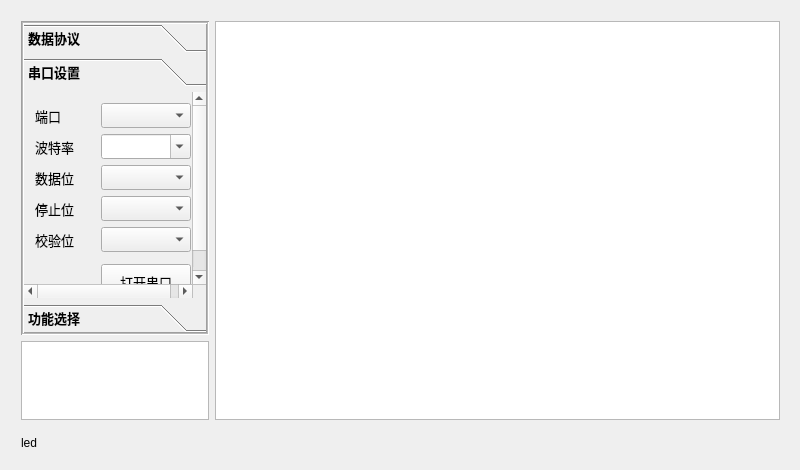
Old version of the form mainwindow.ui in the repository onionc/improved-bee.
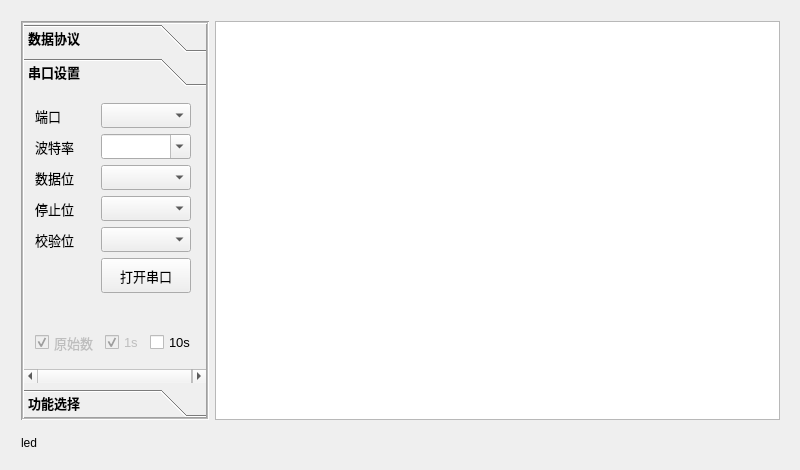
New version of the form. The open tabs and pages were chosen to show the change. Icons and pictures are not drawn. Custom widgets are drawn as their Qt base class.

```diff
--- a/mainwindow.ui
+++ b/mainwindow.ui
@@ -72,9 +72,12 @@
     </property>
     <layout class="QHBoxLayout" name="horizontalLayout" stretch="1,3">
      <item>
-      <layout class="QVBoxLayout" name="verticalLayout" stretch="16,4">
+      <layout class="QVBoxLayout" name="verticalLayout" stretch="0">
        <item>
         <widget class="QToolBox" name="panelBox">
+         <property name="enabled">
+          <bool>true</bool>
+         </property>
          <property name="font">
           <font>
            <family>Microsoft YaHei UI</family>
@@ -419,7 +422,7 @@
             <x>0</x>
             <y>0</y>
             <width>185</width>
-            <height>224</height>
+            <height>312</height>
            </rect>
           </property>
           <attribute name="icon">
@@ -671,7 +674,7 @@
              </property>
             </widget>
            </item>
-           <item row="5" column="1">
+           <item row="6" column="1">
             <spacer name="verticalSpacer">
              <property name="orientation">
               <enum>Qt::Vertical</enum>
@@ -684,7 +687,89 @@
              </property>
             </spacer>
            </item>
-           <item row="6" column="1">
+           <item row="9" column="0" colspan="2">
+            <layout class="QGridLayout" name="gridLayout">
+             <item row="0" column="1">
+              <widget class="QCheckBox" name="save1s_cbx">
+               <property name="enabled">
+                <bool>false</bool>
+               </property>
+               <property name="font">
+                <font>
+                 <weight>50</weight>
+                 <bold>false</bold>
+                </font>
+               </property>
+               <property name="cursor">
+                <cursorShape>ArrowCursor</cursorShape>
+               </property>
+               <property name="toolTip">
+                <string>数据无价</string>
+               </property>
+               <property name="text">
+                <string>1s</string>
+               </property>
+               <property name="checkable">
+                <bool>true</bool>
+               </property>
+               <property name="checked">
+                <bool>true</bool>
+               </property>
+              </widget>
+             </item>
+             <item row="0" column="0">
+              <widget class="QCheckBox" name="saveRaw_cbx">
+               <property name="enabled">
+                <bool>false</bool>
+               </property>
+               <property name="font">
+                <font>
+                 <weight>50</weight>
+                 <bold>false</bold>
+                </font>
+               </property>
+               <property name="cursor">
+                <cursorShape>ArrowCursor</cursorShape>
+               </property>
+               <property name="toolTip">
+                <string>数据无价</string>
+               </property>
+               <property name="statusTip">
+                <string/>
+               </property>
+               <property name="text">
+                <string>原始数</string>
+               </property>
+               <property name="checkable">
+                <bool>true</bool>
+               </property>
+               <property name="checked">
+                <bool>true</bool>
+               </property>
+               <property name="tristate">
+                <bool>false</bool>
+               </property>
+              </widget>
+             </item>
+             <item row="0" column="2">
+              <widget class="QCheckBox" name="save10s_cbx">
+               <property name="font">
+                <font>
+                 <weight>50</weight>
+                 <bold>false</bold>
+                </font>
+               </property>
+               <property name="cursor">
+                <cursorShape>PointingHandCursor</cursorShape>
+               </property>
+               <property name="text">
+                <string>10s</string>
+               </property>
+              </widget>
+             </item>
+            </layout>
+           </item>
+           <item row="5" column="1">
             <widget class="QPushButton" name="openPortBtn">
              <property name="minimumSize">
               <size>
@@ -712,6 +797,19 @@
              </property>
             </widget>
            </item>
+           <item row="5" column="0">
+            <spacer name="horizontalSpacer_2">
+             <property name="orientation">
+              <enum>Qt::Horizontal</enum>
+             </property>
+             <property name="sizeHint" stdset="0">
+              <size>
+               <width>40</width>
+               <height>20</height>
+              </size>
+             </property>
+            </spacer>
+           </item>
           </layout>
          </widget>
          <widget class="QWidget" name="page_3">
@@ -733,9 +831,6 @@
          </widget>
         </widget>
        </item>
-       <item>
-        <widget class="QTextBrowser" name="textBrowser"/>
-       </item>
       </layout>
      </item>
      <item>
```
Left out of the diff: 7 changed lines with no effect on the pictures.
